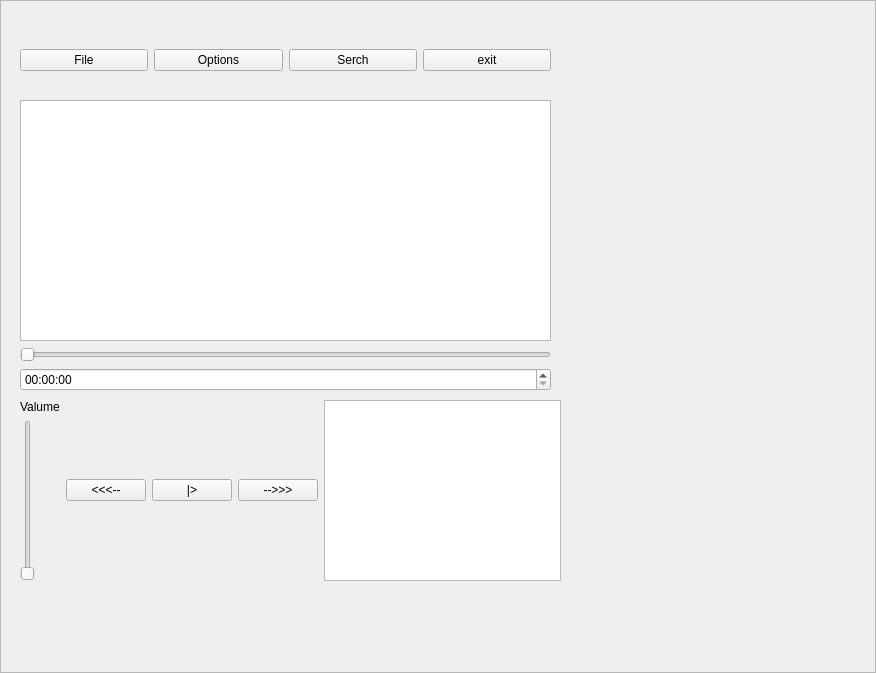
This is pmp_player.ui in elPoublo256/PMP_Play_WClient as Qt 5 draws it before an edit. The edited form follows.
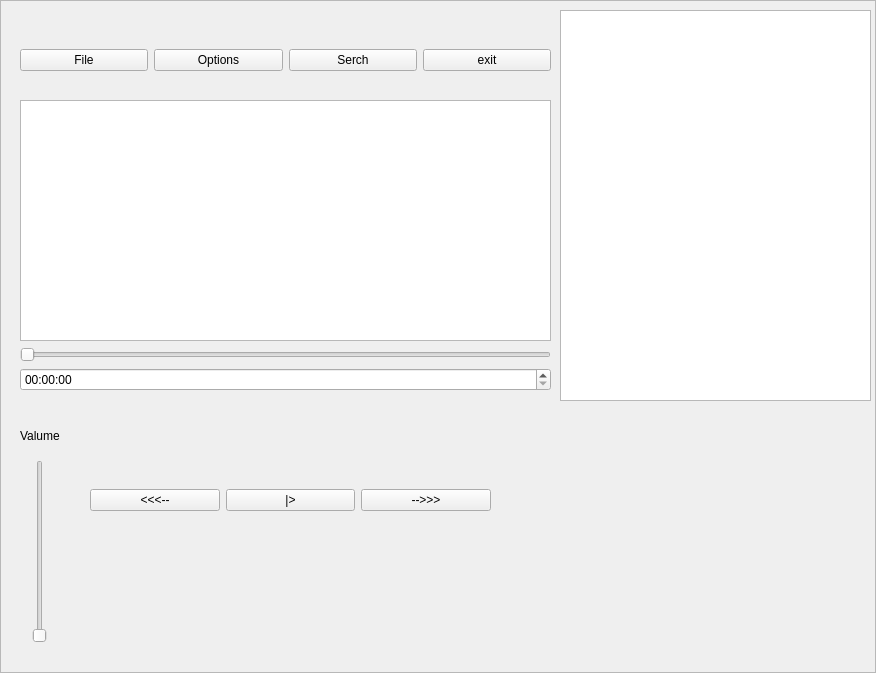
This is the edited form.

Diff of the .ui file:
```diff
--- a/pmp_player.ui
+++ b/pmp_player.ui
@@ -22,31 +22,13 @@
   <widget class="QWidget" name="horizontalLayoutWidget">
    <property name="geometry">
     <rect>
-     <x>20</x>
-     <y>400</y>
-     <width>541</width>
-     <height>181</height>
+     <x>90</x>
+     <y>460</y>
+     <width>401</width>
+     <height>81</height>
     </rect>
    </property>
    <layout class="QHBoxLayout" name="horizontalLayout_2">
-    <item>
-     <layout class="QVBoxLayout" name="verticalLayout_2">
-      <item>
-       <widget class="QLabel" name="label">
-        <property name="text">
-         <string>Valume</string>
-        </property>
-       </widget>
-      </item>
-      <item>
-       <widget class="QSlider" name="ValumeSlider">
-        <property name="orientation">
-         <enum>Qt::Vertical</enum>
-        </property>
-       </widget>
-      </item>
-     </layout>
-    </item>
     <item>
      <widget class="QPushButton" name="BackpushButton_5">
       <property name="text">
@@ -68,9 +50,6 @@
       </property>
      </widget>
     </item>
-    <item>
-     <widget class="QListWidget" name="PlaylistWidget"/>
-    </item>
    </layout>
   </widget>
   <widget class="QWidget" name="horizontalLayoutWidget_2">
@@ -138,6 +117,88 @@
     </item>
    </layout>
   </widget>
+  <widget class="QWidget" name="verticalLayoutWidget">
+   <property name="geometry">
+    <rect>
+     <x>580</x>
+     <y>410</y>
+     <width>281</width>
+     <height>171</height>
+    </rect>
+   </property>
+   <layout class="QVBoxLayout" name="verticalLayout">
+    <item>
+     <widget class="QLabel" name="Treck_Label">
+      <property name="text">
+       <string/>
+      </property>
+     </widget>
+    </item>
+    <item>
+     <widget class="QLabel" name="Auther_label">
+      <property name="text">
+       <string/>
+      </property>
+     </widget>
+    </item>
+    <item>
+     <widget class="QLabel" name="Albom_Label">
+      <property name="text">
+       <string/>
+      </property>
+     </widget>
+    </item>
+   </layout>
+  </widget>
+  <widget class="QListWidget" name="PlaylistWidget">
+   <property name="geometry">
+    <rect>
+     <x>560</x>
+     <y>10</y>
+     <width>311</width>
+     <height>391</height>
+    </rect>
+   </property>
+  </widget>
+  <widget class="QSlider" name="ValumeSlider">
+   <property name="geometry">
+    <rect>
+     <x>30</x>
+     <y>460</y>
+     <width>20</width>
+     <height>183</height>
+    </rect>
+   </property>
+   <property name="orientation">
+    <enum>Qt::Vertical</enum>
+   </property>
+  </widget>
+  <widget class="QLabel" name="label">
+   <property name="geometry">
+    <rect>
+     <x>20</x>
+     <y>400</y>
+     <width>51</width>
+     <height>71</height>
+    </rect>
+   </property>
+   <property name="text">
+    <string>Valume</string>
+   </property>
+  </widget>
+  <widget class="QLabel" name="Duration_label">
+   <property name="geometry">
+    <rect>
+     <x>230</x>
+     <y>420</y>
+     <width>111</width>
+     <height>31</height>
+    </rect>
+   </property>
+   <property name="text">
+    <string/>
+   </property>
+  </widget>
  </widget>
  <resources/>
  <connections/>
```
